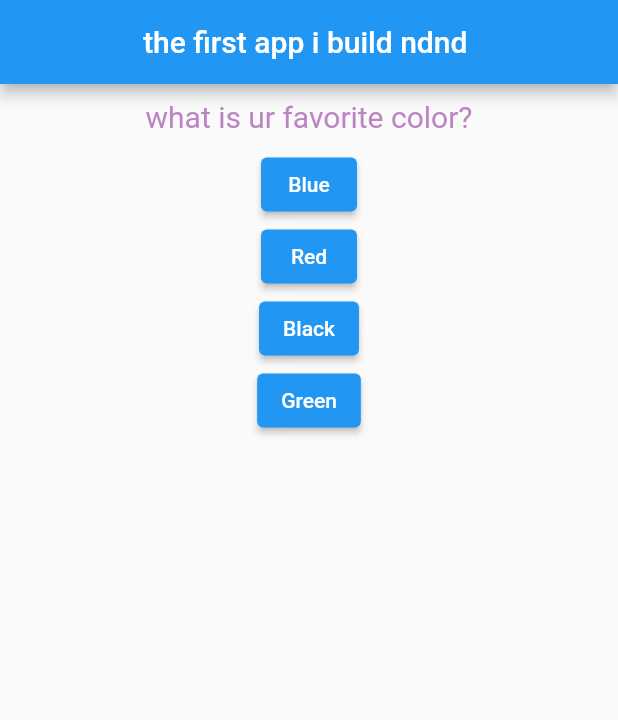
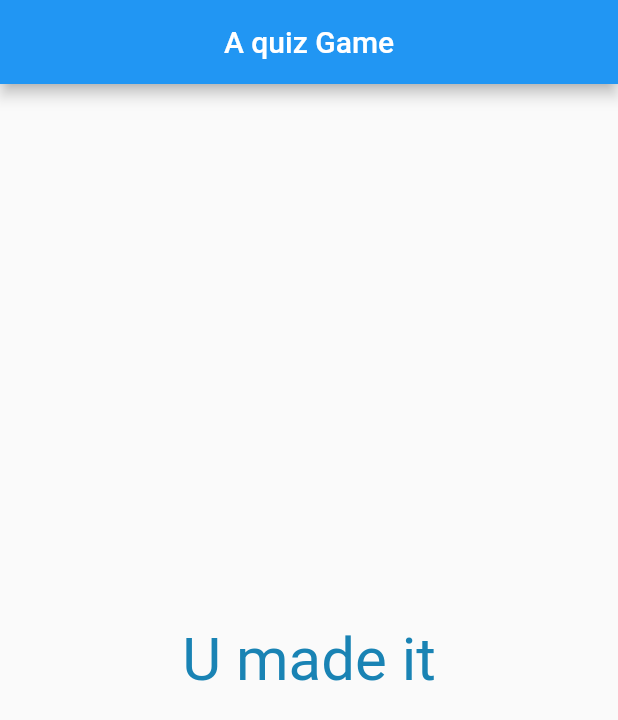
Before and after one commit to Ahmedfetni/basics_of_flutter, a Flutter app: the screen it shows after launch, after a tap on "Blue", after a tap on "Fish", on a phone screen of 412 x 824 dp. Shown: the top 720 px of the screen. Run offline on Flutter 3.47's test engine with Material 2 defaults, Android fonts, the light colour scheme and no system bars.

Commit message:
another commit final version of the example

```diff
--- a/lib/main.dart
+++ b/lib/main.dart
@@ -1,6 +1,8 @@
+import 'package:basics_of_flutter/result.dart';
 import 'package:flutter/material.dart';
 import 'answer.dart';
 import 'question.dart';
+
 
 void main() {
   runApp(App());
@@ -25,17 +27,13 @@ class AppState extends State<App> {
 
   void answerQuestion() {
     setState(() {
-      if (index == 0) {
-        index = 1;
-      } else {
-        index = 0;
-      }
+      index++;
     });
   }
 
   @override
   Widget build(BuildContext context) {
-    List<Map<String, dynamic>>  questions = [
+    List<Map<String, dynamic>> questions = [
       {
         "question": "what is ur favorite color?",
         "answers": ["Blue", "Red", "Black", "Green"],
@@ -51,22 +49,19 @@ class AppState extends State<App> {
         // backgroundColor: appBarBackgroudClor,
         title: const Center(
             child: Text(
-          "the first app i build ndnd ",
+          "A quiz Game",
         )),
       ),
-      body: Column(
+      body:index < questions.length ? Column(
         children: <Widget>[
           question(
             questions[index]['question'],
           ),
-          ...(questions[index]["answers"] as List<String>)
-          .map(
-            (answer){
-            return   Answer(answerQuestion,answer);
-          }
-          ).toList(),
+          ...(questions[index]["answers"] as List<String>).map((answer) {
+            return Answer(answerQuestion, answer);
+          }).toList(),
         ],
-      ),
+      ):Result(),
     ));
   }
 }
--- /dev/null
+++ b/lib/result.dart
@@ -0,0 +1,21 @@
+import 'package:flutter/material.dart';
+
+class Result extends StatelessWidget {
+  const Result({Key? key}) : super(key: key);
+
+  @override
+  Widget build(BuildContext context) {
+    return Container(
+      child: Center(
+        child: Text(
+          "U made it ",
+          textAlign: TextAlign.center,
+          style: TextStyle(
+            color: const Color(0xff1983B4 ),
+            fontSize: 40
+          ),
+        ),
+      ),
+    );
+  }
+}
```
Lines whose indentation alone changed are shown as unchanged.
